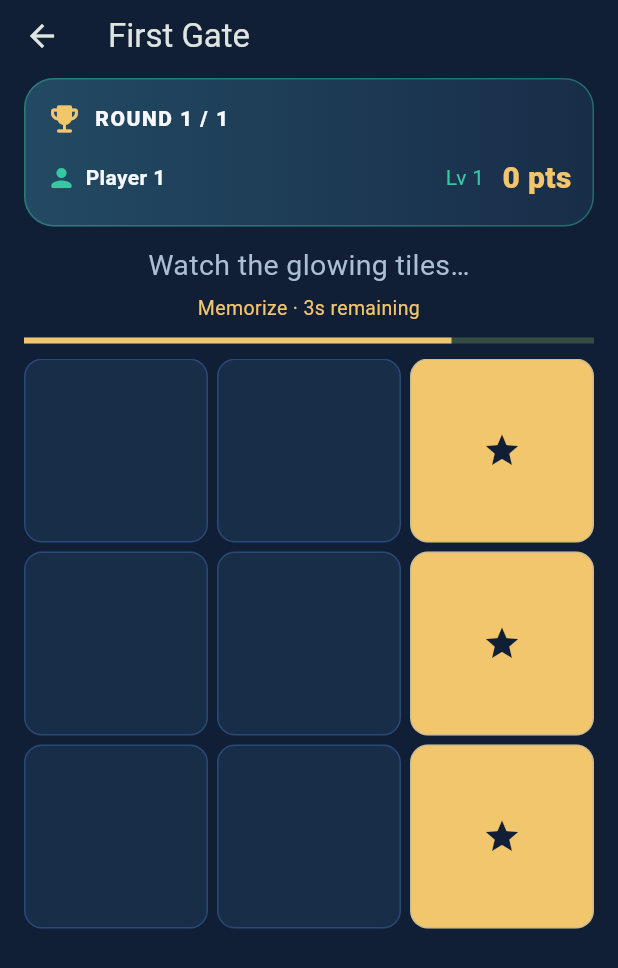
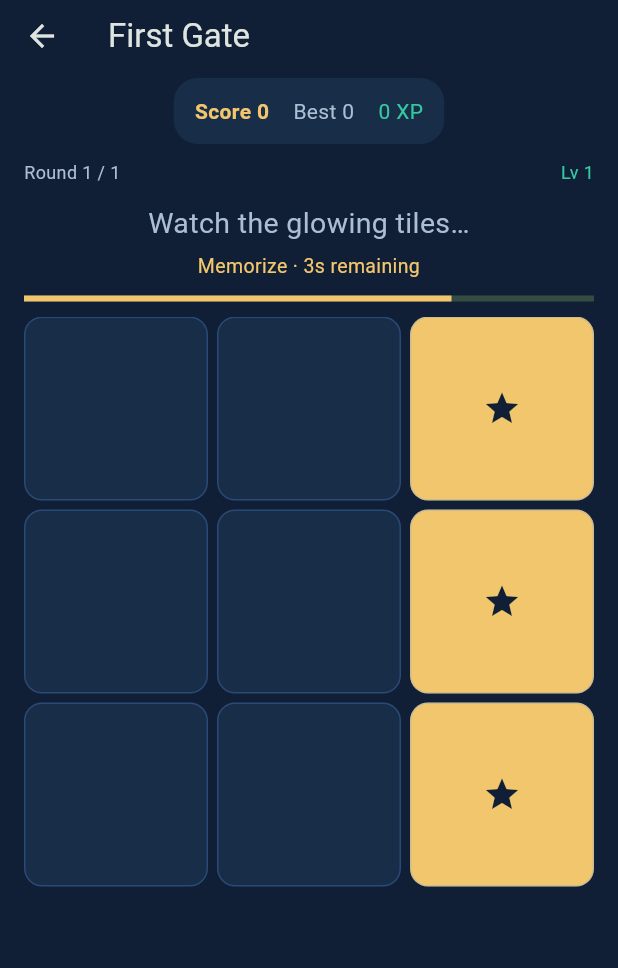
Before and after one commit to obaidbd/neuronova, a Flutter app: the screen it shows after launch, after a tap on "Play Now", on a phone screen of 412 x 824 dp. Shown: the top 968 px of the screen. Run offline on Flutter 3.47's test engine with Material 3 defaults, Android fonts, the phone set to English and light mode, and no system bars; our stand-ins replace shared_preferences.

Commit message:
Open games directly with in-game settings and separate score totals
Home icons now start gameplay using saved preferences. Add a Settings icon to every game; saving returns to play, with unfinished rounds restarted to preserve memory previews. Echo Grid settings include solo preview time and optional player/round setup for a new match.

Track points, XP and completed rounds per game, show each game's totals and best inside gameplay, and retain legacy best scores/global XP without inventing past per-game totals.

Validation: clean analysis, 32 passing tests including direct navigation and score isolation, release build, and Chromium checks for all six games, settings return, separate score displays and Echo match setup.

```diff
--- a/apps/player/lib/core/progress_store.dart
+++ b/apps/player/lib/core/progress_store.dart
@@ -24,6 +24,9 @@ class ProgressStore {
   int get xp => _prefs.getInt('xp') ?? 0;
   int get novaEnergy => _prefs.getInt('energy') ?? 0;
   int bestFor(String skillKey) => _prefs.getInt('best_$skillKey') ?? 0;
+  int pointsFor(String game) => _prefs.getInt('points_$game') ?? 0;
+  int xpFor(String game) => _prefs.getInt('xp_$game') ?? 0;
+  int roundsFor(String game) => _prefs.getInt('rounds_$game') ?? 0;
   int get bestScore => bestFor('visual_memory');
   int get completedRounds => _prefs.getInt('rounds') ?? 0;
   bool get untimedMode => _prefs.getBool('untimed') ?? false;
@@ -76,6 +79,9 @@ class ProgressStore {
     await _prefs.setInt('xp', xp + this.xp);
     await _prefs.setInt('energy', novaEnergy + (score >= 60 ? 10 : 3));
     await _prefs.setInt('rounds', completedRounds + 1);
+    await _prefs.setInt('points_$skillKey', pointsFor(skillKey) + score);
+    await _prefs.setInt('xp_$skillKey', xpFor(skillKey) + xp);
+    await _prefs.setInt('rounds_$skillKey', roundsFor(skillKey) + 1);
     if (score > bestFor(skillKey)) await _prefs.setInt('best_$skillKey', score);
     await _prefs.setString('skill_$skillKey', jsonEncode(skill.toJson()));
     return true;
--- a/apps/player/lib/features/gameplay/echo_grid_screen.dart
+++ b/apps/player/lib/features/gameplay/echo_grid_screen.dart
@@ -9,6 +9,10 @@ import '../../game/rules/adaptive.dart';
 import '../../game/rules/echo_grid.dart';
 import '../../game/rules/echo_match.dart';
 import '../../game/rules/scoring.dart';
+import '../../core/game_kind.dart';
+import '../catalog/game_settings_screen.dart';
+import 'echo_setup_screen.dart';
+import 'game_score_bar.dart';
 
 enum _Phase { ready, preview, recall, result, finished }
 
@@ -43,11 +47,14 @@ class _EchoGridScreenState extends State<EchoGridScreen> {
   int remaining = 4, playedRound = 1, score = 0, xpAwarded = 0;
   bool committing = false;
   late String roundId;
+  int? activeTierOverride;
 
   @override
   void initState() {
     super.initState();
     skill = widget.store.memorySkill;
+    activeTierOverride =
+        widget.tierOverride ?? widget.store.practiceTierFor('visual_memory');
     match =
         widget.match ??
         EchoMatch(
@@ -56,7 +63,7 @@ class _EchoGridScreenState extends State<EchoGridScreen> {
             EchoPlayer(
               'Player 1',
               previewSeconds: widget.store.echoPreviewSeconds(0),
-              level: widget.tierOverride ?? skill.tier,
+              level: activeTierOverride ?? skill.tier,
             ),
           ],
         );
@@ -71,7 +78,7 @@ class _EchoGridScreenState extends State<EchoGridScreen> {
         ? Random().nextInt(1 << 30)
         : widget.seed! + match.turn;
     puzzle = EchoGridPuzzle.generate(
-      tier: widget.tutorial ? 1 : widget.tierOverride ?? player.level,
+      tier: widget.tutorial ? 1 : activeTierOverride ?? player.level,
       seed: seed,
     );
     roundId = '${DateTime.now().microsecondsSinceEpoch}-$seed';
@@ -155,7 +162,7 @@ class _EchoGridScreenState extends State<EchoGridScreen> {
     );
     if (match.players.length == 1) {
       final updated = SkillState.fromJson(skill.toJson());
-      if (widget.tierOverride == null) {
+      if (activeTierOverride == null) {
         updated.record(RoundRecord(accuracy: r.accuracy, success: r.perfect));
       }
       try {
@@ -187,6 +194,42 @@ class _EchoGridScreenState extends State<EchoGridScreen> {
     });
   }
 
+  Future<void> openSettings() async {
+    if (committing) return;
+    timer?.cancel();
+    clock.stop();
+    final previousPhase = phase;
+    final action = await Navigator.of(context).push<GameSettingsAction>(
+      MaterialPageRoute(
+        builder: (_) =>
+            GameSettingsScreen(kind: GameKind.echoGrid, store: widget.store),
+      ),
+    );
+    if (!mounted) return;
+    if (action != null) {
+      activeTierOverride = widget.store.practiceTierFor('visual_memory');
+    }
+    if (action == GameSettingsAction.matchSetup) {
+      Navigator.of(context).pushReplacement(
+        MaterialPageRoute<void>(
+          builder: (_) => EchoSetupScreen(
+            store: widget.store,
+            tierOverride: activeTierOverride,
+          ),
+        ),
+      );
+      return;
+    }
+    if (match.players.length == 1) {
+      player.previewSeconds = widget.store.echoPreviewSeconds(0);
+    }
+    if (previousPhase == _Phase.result || previousPhase == _Phase.finished) {
+      setState(() {});
+    } else {
+      newRound();
+    }
+  }
+
   void advance() {
     if (match.finished) {
       setState(() => phase = _Phase.finished);
@@ -209,6 +252,15 @@ class _EchoGridScreenState extends State<EchoGridScreen> {
       title: Text(widget.tutorial ? 'First Gate' : 'Echo Grid'),
       toolbarHeight: 48,
       backgroundColor: Colors.transparent,
+      actions: [
+        if (!widget.tutorial)
+          IconButton(
+            key: const Key('game-settings'),
+            tooltip: 'Settings',
+            onPressed: committing ? null : openSettings,
+            icon: const Icon(Icons.settings_outlined),
+          ),
+      ],
     ),
     body: SafeArea(
       child: Align(
@@ -461,80 +513,27 @@ class _EchoGridScreenState extends State<EchoGridScreen> {
     );
   }
 
-  Widget scoreboard() => Container(
-    padding: const EdgeInsets.all(14),
-    decoration: BoxDecoration(
-      gradient: const LinearGradient(
-        colors: [Color(0xFF234A63), NovaColors.surface],
-      ),
-      borderRadius: BorderRadius.circular(20),
-      border: Border.all(color: NovaColors.emerald.withValues(alpha: .4)),
-    ),
-    child: Column(
-      crossAxisAlignment: CrossAxisAlignment.start,
+  Widget scoreboard() => Column(
     children: [
+      GameScoreBar(store: widget.store, skillKey: 'visual_memory'),
+      const SizedBox(height: 10),
       Row(
+        mainAxisAlignment: MainAxisAlignment.spaceBetween,
         children: [
-            const Icon(Icons.emoji_events_rounded, color: NovaColors.gold),
-            const SizedBox(width: 8),
-            Expanded(
-              child: Text(
-                phase == _Phase.finished
-                    ? 'FINAL STANDINGS'
-                    : 'ROUND $playedRound${match.roundLimit == null ? " · CONTINUOUS" : " / ${match.roundLimit}"}',
+          Text(
+            'Round $playedRound${match.roundLimit == null ? " · Continuous" : " / ${match.roundLimit}"}',
             style: const TextStyle(
-                  fontWeight: FontWeight.w800,
-                  letterSpacing: 1,
+              color: NovaColors.textSecondary,
+              fontSize: 12,
             ),
           ),
+          Text(
+            'Lv ${player.level}',
+            style: const TextStyle(color: NovaColors.emerald, fontSize: 12),
           ),
         ],
       ),
-        const SizedBox(height: 10),
-        for (final p in match.players)
-          Padding(
-            padding: const EdgeInsets.symmetric(vertical: 3),
-            child: Row(
-              children: [
-                Icon(
-                  p.computer ? Icons.smart_toy_outlined : Icons.person_rounded,
-                  color: p == player
-                      ? NovaColors.emerald
-                      : NovaColors.textSecondary,
-                  size: 20,
-                ),
-                const SizedBox(width: 6),
-                Expanded(
-                  child: Text(
-                    p.name,
-                    maxLines: 1,
-                    overflow: TextOverflow.ellipsis,
-                    style: TextStyle(
-                      fontWeight: p == player
-                          ? FontWeight.bold
-                          : FontWeight.normal,
-                    ),
-                  ),
-                ),
-                Text(
-                  'Lv ${p.level}',
-                  style: const TextStyle(color: NovaColors.emerald),
-                ),
-                const SizedBox(width: 12),
-                Text(
-                  '${p.points} pts',
-                  key: Key('points-${match.players.indexOf(p)}'),
-                  style: const TextStyle(
-                    color: NovaColors.gold,
-                    fontWeight: FontWeight.w800,
-                    fontSize: 20,
-                  ),
-                ),
     ],
-            ),
-          ),
-      ],
-    ),
   );
 
   Widget readyPanel() => Center(
--- /dev/null
+++ b/apps/player/lib/features/gameplay/game_score_bar.dart
@@ -0,0 +1,42 @@
+import 'package:flutter/material.dart';
+
+import '../../app/theme.dart';
+import '../../core/progress_store.dart';
+
+class GameScoreBar extends StatelessWidget {
+  const GameScoreBar({super.key, required this.store, required this.skillKey});
+  final ProgressStore store;
+  final String skillKey;
+  @override
+  Widget build(BuildContext context) => Container(
+    key: const Key('game-score-bar'),
+    padding: const EdgeInsets.symmetric(horizontal: 14, vertical: 12),
+    decoration: BoxDecoration(
+      color: NovaColors.surface,
+      borderRadius: BorderRadius.circular(16),
+    ),
+    child: Wrap(
+      alignment: WrapAlignment.spaceBetween,
+      spacing: 16,
+      runSpacing: 6,
+      children: [
+        Text(
+          'Score ${store.pointsFor(skillKey)}',
+          key: const Key('game-total-score'),
+          style: const TextStyle(
+            color: NovaColors.gold,
+            fontWeight: FontWeight.w700,
+          ),
+        ),
+        Text(
+          'Best ${store.bestFor(skillKey)}',
+          style: const TextStyle(color: NovaColors.textSecondary),
+        ),
+        Text(
+          '${store.xpFor(skillKey)} XP',
+          style: const TextStyle(color: NovaColors.emerald),
+        ),
+      ],
+    ),
+  );
+}
--- a/apps/player/lib/features/home/home_screen.dart
+++ b/apps/player/lib/features/home/home_screen.dart
@@ -3,7 +3,7 @@ import 'package:flutter/material.dart';
 import '../../app/theme.dart';
 import '../../core/progress_store.dart';
 import '../../core/game_kind.dart';
-import '../catalog/game_details_screen.dart';
+import '../gameplay/round_shell.dart';
 import '../catalog/game_presentation.dart';
 import '../gameplay/echo_grid_screen.dart';
 
@@ -18,7 +18,12 @@ class _HomeScreenState extends State<HomeScreen> {
   Future<void> open(GameKind game) async {
     await Navigator.of(context).push(
       MaterialPageRoute<void>(
-        builder: (_) => GameDetailsScreen(kind: game, store: widget.store),
+        builder: (_) => game == GameKind.echoGrid
+            ? EchoGridScreen(
+                store: widget.store,
+                tierOverride: widget.store.practiceTierFor(game.skillKey),
+              )
+            : RoundShell(kind: game, store: widget.store),
       ),
     );
     if (mounted) setState(() {});
@@ -67,26 +72,6 @@ class _HomeScreenState extends State<HomeScreen> {
                       ),
                     ),
                   ),
-                  Tooltip(
-                    message: 'Total XP',
-                    child: Container(
-                      padding: const EdgeInsets.symmetric(
-                        horizontal: 10,
-                        vertical: 7,
-                      ),
-                      decoration: BoxDecoration(
-                        color: NovaColors.surface,
-                        borderRadius: BorderRadius.circular(12),
-                      ),
-                      child: Text(
-                        '${widget.store.xp} XP',
-                        style: const TextStyle(
-                          fontSize: 12,
-                          color: NovaColors.gold,
-                        ),
-                      ),
-                    ),
-                  ),
                 ],
               ),
               const SizedBox(height: 28),
@@ -127,8 +112,7 @@ class _HomeScreenState extends State<HomeScreen> {
                           child: Semantics(
                             button: true,
                             onTap: () => open(game),
-                            label:
-                                '${game.title}, ${game.blurb}. View details and settings.',
+                            label: '${game.title}, ${game.blurb}. Play game.',
                             excludeSemantics: true,
                             child: Tooltip(
                               message: game.title,
--- a/apps/player/lib/game/rules/echo_match.dart
+++ b/apps/player/lib/game/rules/echo_match.dart
@@ -10,7 +10,7 @@ class EchoPlayer {
   });
   final String name;
   final bool computer;
-  final int previewSeconds;
+  int previewSeconds;
   int level;
   int reachedLevel = 0;
   int points = 0;
```
Also changed, not shown: apps/player/lib/features/catalog/game_settings_screen.dart (renamed from apps/player/lib/features/catalog/game_details_screen.dart, +60 -27 lines), apps/player/lib/features/gameplay/round_shell.dart (+65 -13 lines), 3 other files. Lines whose indentation alone changed are shown as unchanged.
